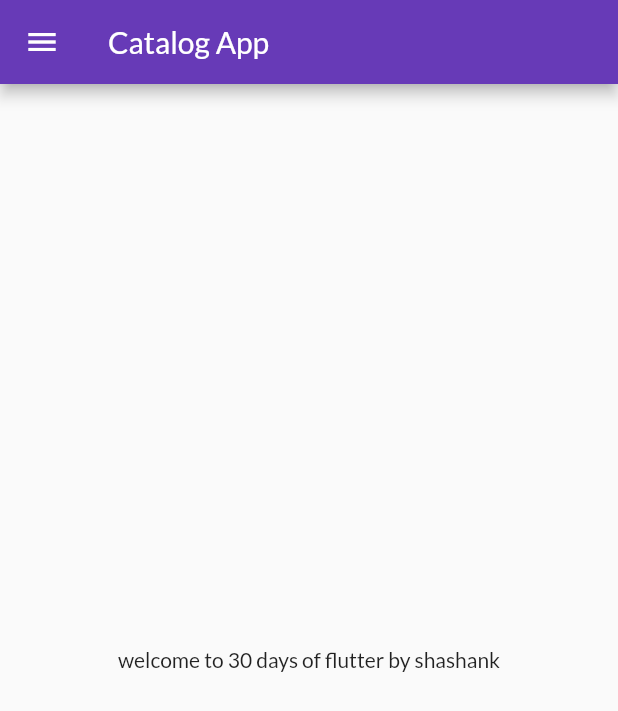
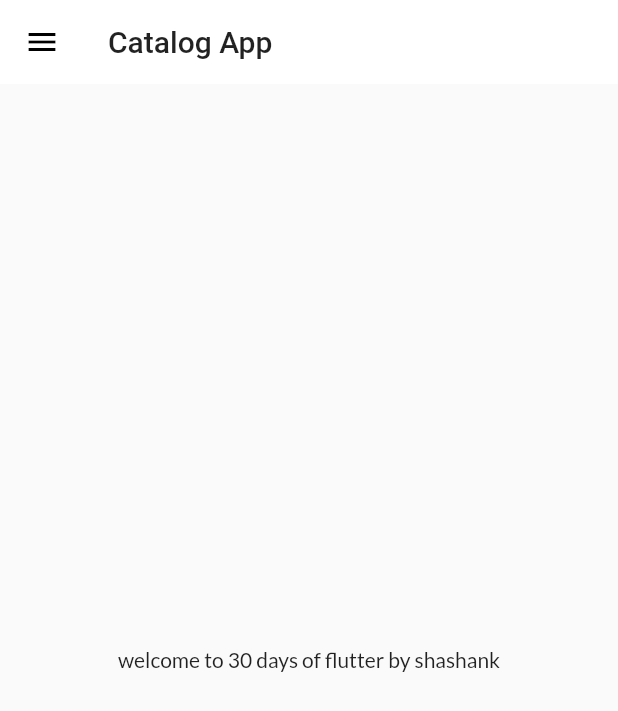
Before and after one commit to shashank3103-dev/flutter_catalog, a Flutter app: the screen it shows after launch, on a phone screen of 412 x 824 dp. Shown: the top 711 px of the screen. Run offline on Flutter 3.47's test engine with Material 2 defaults, Android fonts, the phone set to English and light mode, and no system bars; our stand-ins replace google_fonts.

Commit message:
theme_extracted

```diff
--- a/lib/main.dart
+++ b/lib/main.dart
@@ -2,7 +2,7 @@ import 'package:flutter/material.dart';
 import 'package:flutter_catalog/pages/homepage.dart';
 import 'package:flutter_catalog/pages/login_page.dart';
 import 'package:flutter_catalog/utils/routes.dart';
-import 'package:google_fonts/google_fonts.dart';
+import 'package:flutter_catalog/widgets/themes.dart';
 void main() {
   runApp(MyApp());
 }
@@ -15,13 +15,8 @@ class MyApp extends StatelessWidget {
     return MaterialApp(
       debugShowCheckedModeBanner: false,
       themeMode: ThemeMode.light,
-      theme: ThemeData(
-        primarySwatch: Colors.deepPurple,
-        fontFamily: GoogleFonts.lato().fontFamily,
-      ),
-        darkTheme: ThemeData(
-        brightness: Brightness.dark,
-      ),
+      theme: MyTheme.lightTheme(context),
+      darkTheme: MyTheme.darkTheme(context),
       initialRoute: MyRoutes.homeRoute,
       routes: {
         "/":(context) => LoginPage(),
--- /dev/null
+++ b/lib/widgets/themes.dart
@@ -0,0 +1,19 @@
+import 'package:flutter/material.dart';
+import 'package:google_fonts/google_fonts.dart';
+
+class MyTheme {
+  static ThemeData lightTheme(BuildContext context) => ThemeData(
+      primarySwatch: Colors.deepPurple,
+      fontFamily: GoogleFonts.lato().fontFamily,
+      appBarTheme: AppBarTheme(
+        color: Colors.white,
+        elevation: 0.0,
+        iconTheme: IconThemeData(color: Colors.black),
+        toolbarTextStyle: Theme.of(context).textTheme.bodyText2,
+        titleTextStyle: Theme.of(context).textTheme.headline6,
+      ));
+
+  static ThemeData darkTheme(BuildContext context) => ThemeData(
+     brightness: Brightness.dark,
+      );
+}
```
